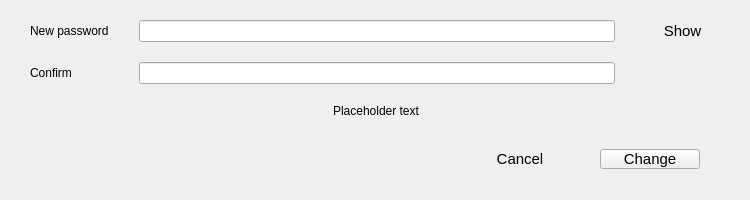
This is updatepassword.ui in someretical/TheoreticalDiary as Qt 5 draws it before an edit. The edited form follows.
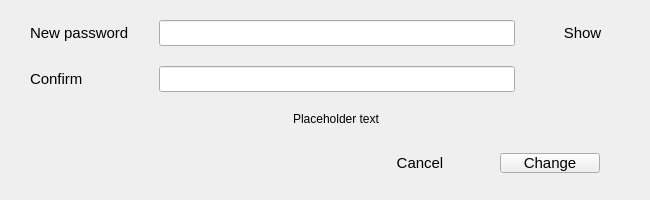
This is the edited form.

Patch:
```diff
--- a/updatepassword.ui
+++ b/updatepassword.ui
@@ -6,7 +6,7 @@
    <rect>
     <x>0</x>
     <y>0</y>
-    <width>750</width>
+    <width>650</width>
     <height>200</height>
    </rect>
   </property>
@@ -97,6 +97,11 @@
      </item>
      <item row="0" column="0">
       <widget class="QLabel" name="label">
+       <property name="font">
+        <font>
+         <pointsize>11</pointsize>
+        </font>
+       </property>
        <property name="text">
         <string>New password</string>
        </property>
@@ -104,6 +109,11 @@
      </item>
      <item row="1" column="1">
       <widget class="QLineEdit" name="second_password">
+       <property name="font">
+        <font>
+         <pointsize>11</pointsize>
+        </font>
+       </property>
        <property name="echoMode">
         <enum>QLineEdit::Password</enum>
        </property>
@@ -111,6 +121,11 @@
      </item>
      <item row="1" column="0">
       <widget class="QLabel" name="label_2">
+       <property name="font">
+        <font>
+         <pointsize>11</pointsize>
+        </font>
+       </property>
        <property name="text">
         <string>Confirm</string>
        </property>
@@ -118,6 +133,11 @@
      </item>
      <item row="0" column="1">
       <widget class="QLineEdit" name="first_password">
+       <property name="font">
+        <font>
+         <pointsize>11</pointsize>
+        </font>
+       </property>
        <property name="echoMode">
         <enum>QLineEdit::Password</enum>
        </property>
```
Left out of the diff: 7 changed lines with no effect on the pictures.
